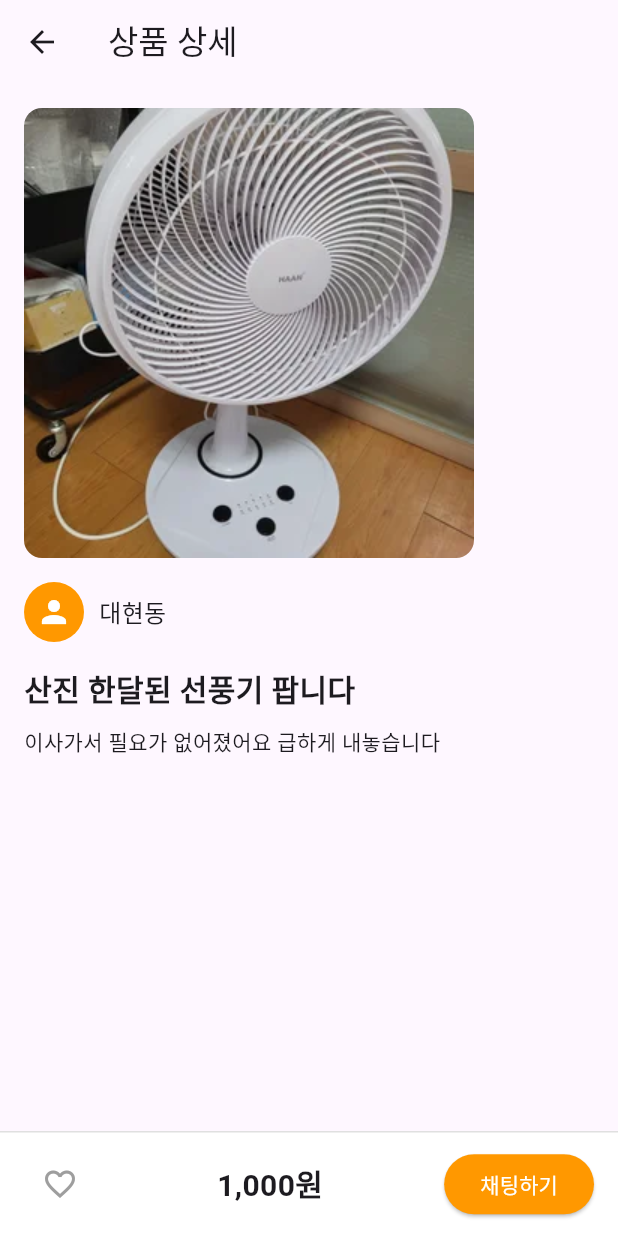
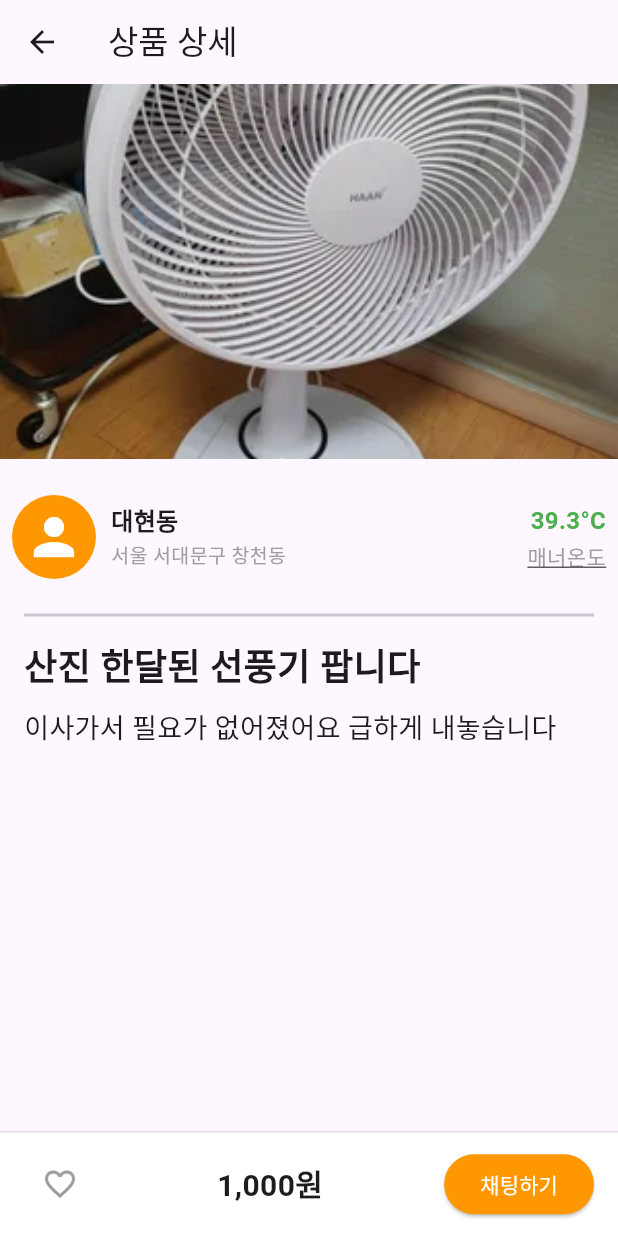
Before and after one commit to kdy5487/apple_market, a Flutter app: the DetailPage screen opened directly with sample values from the repository, on a phone screen of 412 x 824 dp. Run offline on Flutter 3.47's test engine with Material 3 defaults, Android fonts, the phone set to English and light mode, and no system bars.

Commit message:
feat: 리팩토링 및 폰트 사이즈 및 패딩 수정

```diff
--- a/lib/ui/pages/detail_page/detail_page.dart
+++ b/lib/ui/pages/detail_page/detail_page.dart
@@ -40,48 +40,118 @@ class _DetailPageState extends State<DetailPage> {
     return Scaffold(
       appBar: AppBar(
         title: const Text('상품 상세'),
+        centerTitle: false, // 타이틀 중앙 정렬 여부
         leading: IconButton(
           icon: const Icon(Icons.arrow_back),
+
           onPressed: () => Navigator.pop(context, product), // 뒤로가기 시 상품 정보 반환
         ),
       ),
       body: Stack(
         children: [
           SingleChildScrollView(
-            padding: const EdgeInsets.all(16),
             child: Column(
               crossAxisAlignment: CrossAxisAlignment.start,
               children: [
                 // 상품 이미지
                 ClipRRect(
-                  borderRadius: BorderRadius.circular(12),
-                  child: Image.asset(product.image),
+                  child: Image.asset(
+                    product.image,
+                    width: double.infinity,
+                    height: 250,
+                    fit: BoxFit.cover,
+                  ),
                 ),
                 const SizedBox(height: 16),
                 // 판매자 정보
-                Row(
+                Padding(
+                  padding: const EdgeInsets.all(8.0),
+                  child: Row(
+                    crossAxisAlignment: CrossAxisAlignment.center,
                     children: [
                       const CircleAvatar(
-                      radius: 20,
+                        radius: 28,
                         backgroundColor: Colors.orange,
-                      child: Icon(Icons.person, color: Colors.white),
+                        child: Icon(
+                          Icons.person,
+                          color: Colors.white,
+                          size: 40,
+                        ),
                       ),
                       const SizedBox(width: 10),
-                    Text(product.seller, style: const TextStyle(fontSize: 16)),
+                      Expanded(
+                        child: Column(
+                          crossAxisAlignment: CrossAxisAlignment.start,
+                          children: [
+                            Text(
+                              product.seller,
+                              style: const TextStyle(
+                                fontSize: 16,
+                                fontWeight: FontWeight.bold,
+                              ),
+                            ),
+                            SizedBox(height: 2),
+                            Text(
+                              product.location,
+                              style: TextStyle(
+                                fontSize: 13,
+                                color: Colors.grey[500],
+                              ),
+                            ),
                           ],
                         ),
-                const SizedBox(height: 16),
+                      ),
+                      Column(
+                        crossAxisAlignment: CrossAxisAlignment.end,
+                        children: [
+                          Text(
+                            '39.3°C',
+                            style: TextStyle(
+                              fontSize: 16,
+                              color: Colors.green,
+                              fontWeight: FontWeight.bold,
+                            ),
+                          ),
+                          SizedBox(height: 2),
+                          Text(
+                            '매너온도',
+                            style: TextStyle(
+                              fontSize: 14,
+                              decoration: TextDecoration.underline,
+                              color: Colors.grey[500],
+                            ),
+                          ),
+                        ],
+                      ),
+                    ],
+                  ),
+                ),
+                const SizedBox(height: 8),
+                Padding(
+                  padding: const EdgeInsets.symmetric(horizontal: 16.0),
+                  child: Divider(thickness: 2.0),
+                ), // 디바이더 굵기
+                const SizedBox(height: 8),
                 // 상품 제목
-                Text(
+                Padding(
+                  padding: const EdgeInsets.symmetric(horizontal: 16.0),
+                  child: Text(
                     product.title,
                     style: const TextStyle(
-                    fontSize: 20,
+                      fontSize: 24,
                       fontWeight: FontWeight.bold,
+                    ),
                   ),
                 ),
                 const SizedBox(height: 10),
                 // 상품 설명
-                Text(product.description),
+                Padding(
+                  padding: const EdgeInsets.symmetric(horizontal: 16.0),
+                  child: Text(
+                    product.description,
+                    style: const TextStyle(fontSize: 18),
+                  ),
+                ),
                 const SizedBox(height: 100),
               ],
             ),
--- a/lib/ui/pages/main_page/widgets/main_page_fab.dart
+++ b/lib/ui/pages/main_page/widgets/main_page_fab.dart
@@ -22,7 +22,7 @@ class MainPageFab extends StatelessWidget {
       child: show
           ? FloatingActionButton(
               onPressed: onPressed,
-              backgroundColor: Colors.orange,
+              backgroundColor: Colors.white,
               child: Icon(isPressed ? Icons.expand_less : Icons.arrow_upward),
             )
           : null, // show가 false면 버튼 미표시
```
Also changed, not shown: lib/ui/pages/main_page/main_page.dart (+10 -4 lines), lib/ui/pages/main_page/widgets/product_list_item.dart (+25 -13 lines). Lines whose indentation alone changed are shown as unchanged.
